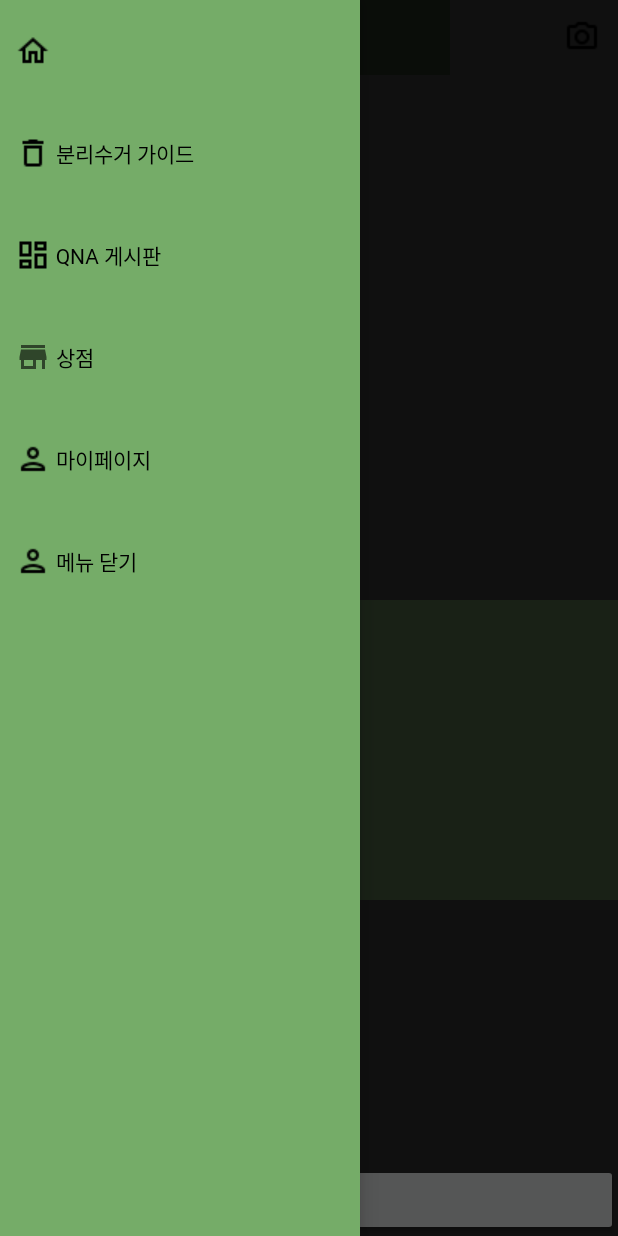
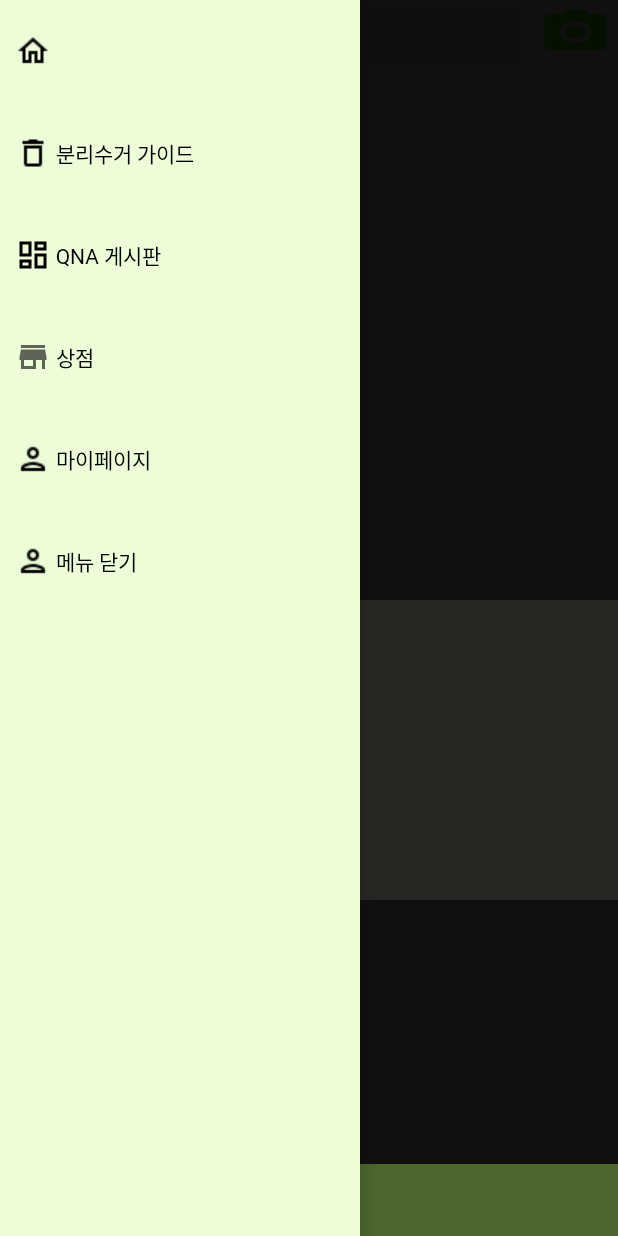
Before and after one commit to minseokim0629/Hackerton_2022, an Android app: the CameraActivity screen opened directly, with no data from a screen before it, with the side drawer open, on a phone screen of 412 x 824 dp. Run offline under Robolectric (Android 15) with nearby library versions, the phone set to English and light mode, and no system bars; libraries missing offline, so code that uses them is left out: com.gun0912.tedpermission; network calls fail; pictures from the network do not load; 1 statement that could not run was skipped.

Commit message:
layout 수정

```diff
--- a/app/src/main/java/com/example/qna/StoreActivity.java
+++ b/app/src/main/java/com/example/qna/StoreActivity.java
@@ -1,6 +1,7 @@
 package com.example.qna;
 
 import androidx.appcompat.app.AppCompatActivity;
+import androidx.drawerlayout.widget.DrawerLayout;
 
 import android.content.Intent;
 import android.net.Uri;
--- a/app/src/main/res/layout/activity_camera.xml
+++ b/app/src/main/res/layout/activity_camera.xml
@@ -9,43 +9,51 @@
 
     <LinearLayout
         android:layout_width="match_parent"
-        android:layout_height="match_parent"
+        android:layout_height="wrap_content"
         android:orientation="horizontal">
 
+        <LinearLayout
+            android:layout_width="match_parent"
+            android:layout_height="wrap_content"
+            android:background="@color/white"
+            android:orientation="horizontal">
             <Button
                 android:id="@+id/btn_open"
-            android:layout_width="100dp"
-            android:layout_height="50dp"
-            android:background="#00000000"
-            android:drawableLeft="@drawable/outline_dehaze_black_24dp"
-            android:text="슬라이드바"
-            android:textColor="#00FFFFFF" />
-
-
+                android:layout_width="40dp"
+                android:layout_height="36dp"
+                android:layout_margin="3dp"
+                android:layout_gravity="start|center"
+                android:background="@drawable/outline_dehaze_black_24dp" />
             <SearchView
                 android:id="@+id/search_view"
-            android:layout_width="200dp"
-            android:layout_height="50dp"
-            android:background="#9DD288">
-
+                android:layout_width="fill_parent"
+                android:layout_height="match_parent"
+                android:background="#ECFDD8"
+                android:layout_weight="1"
+                android:layout_marginLeft="5dp"
+                android:layout_marginRight="5dp"
+                android:layout_marginTop="3dp"
+                android:layout_gravity="center"
+                android:orientation="horizontal">
                 <TextView
                     android:id="@+id/textView"
                     android:layout_width="wrap_content"
                     android:layout_height="wrap_content"
                     android:layout_weight="1"
-                android:fontFamily="@font/custom_font_family"
+                    android:paddingTop="50dp"
                     android:text="TextView" />
             </SearchView>
-
+            <View
+                android:layout_width="0dp"
+                android:layout_height="0dp" />
             <Button
                 android:id="@+id/btn_camera"
-            android:layout_width="100dp"
-            android:layout_height="50dp"
-            android:background="#00000000"
-            android:drawableRight="@drawable/outline_photo_camera_black_24dp"
-            android:text="카메라"
-            android:textColor="#00FFFFFF" />
-
+                android:layout_width="50dp"
+                android:layout_height="match_parent"
+                android:layout_margin="3dp"
+                android:gravity="right"
+                android:background ="@drawable/ic_baseline_photo_camera_24" />
+        </LinearLayout>
     </LinearLayout>
 
     <LinearLayout
@@ -63,7 +71,7 @@
             android:id="@+id/textView2"
             android:layout_width="match_parent"
             android:layout_height="200dp"
-            android:background="#9DD288"
+            android:background="#ECFDD8"
             android:textColor="#000000"
             android:textSize="20sp" />
 
@@ -77,6 +85,7 @@
         android:orientation="horizontal">
 
         <Button
+            android:background="#BFFF74"
             android:id="@+id/btn_capture"
             android:layout_width="match_parent"
             android:layout_height="wrap_content"
--- a/app/src/main/res/layout/activity_drawer.xml
+++ b/app/src/main/res/layout/activity_drawer.xml
@@ -5,7 +5,7 @@
     android:layout_width="240dp"
     android:layout_height="match_parent"
     android:layout_gravity="start"
-    android:background="#75AC68"
+    android:background="#ECFDD8"
     android:orientation="vertical">
 
     <Button
--- a/app/src/main/res/layout/activity_login.xml
+++ b/app/src/main/res/layout/activity_login.xml
@@ -42,6 +42,7 @@
         android:layout_width="0dp"
         android:layout_height="wrap_content"
         android:layout_marginTop="32dp"
+        android:background="@drawable/border_round"
         android:fontFamily="@font/custom_font_family"
         android:text="로그인"
         app:layout_constraintEnd_toEndOf="@+id/et_pass"
@@ -54,6 +55,7 @@
         android:layout_width="0dp"
         android:layout_height="wrap_content"
         android:layout_marginTop="32dp"
+        android:background="@drawable/border_round"
         android:fontFamily="@font/custom_font_family"
         android:text="회원가입"
         app:layout_constraintEnd_toEndOf="@+id/btn_login"
--- a/app/src/main/res/layout/activity_register.xml
+++ b/app/src/main/res/layout/activity_register.xml
@@ -67,6 +67,7 @@
             android:layout_height="wrap_content"
             android:layout_marginTop="16dp"
             android:fontFamily="@font/custom_font_family"
+            android:background="@drawable/border_round"
             android:text="회원가입"
             app:layout_constraintEnd_toEndOf="@+id/et_age"
             app:layout_constraintStart_toStartOf="@+id/et_age"
```
Also changed, not shown: app/src/main/res/layout/activity_category.xml (+29 -19 lines), app/src/main/res/layout/activity_list.xml (+32 -18 lines), app/src/main/res/layout/activity_my.xml (+15 -13 lines), app/src/main/res/layout/activity_write.xml (+6 -6 lines). Lines whose indentation alone changed are shown as unchanged.
